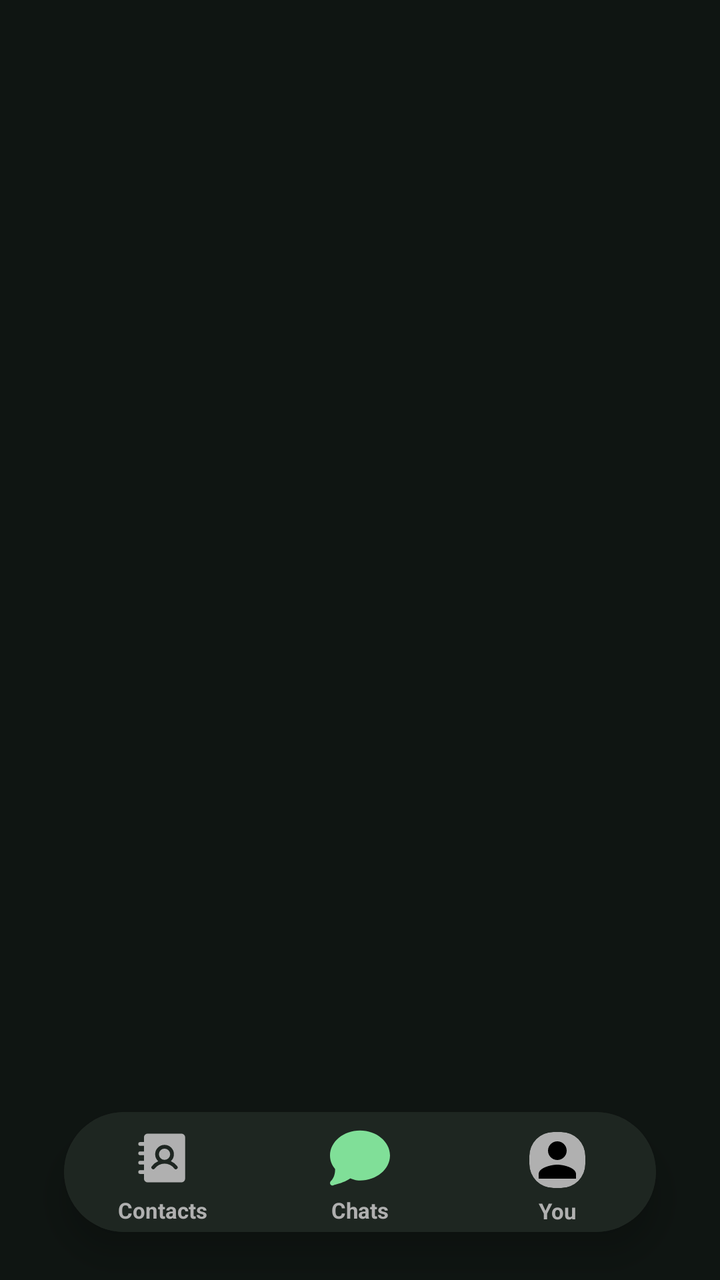
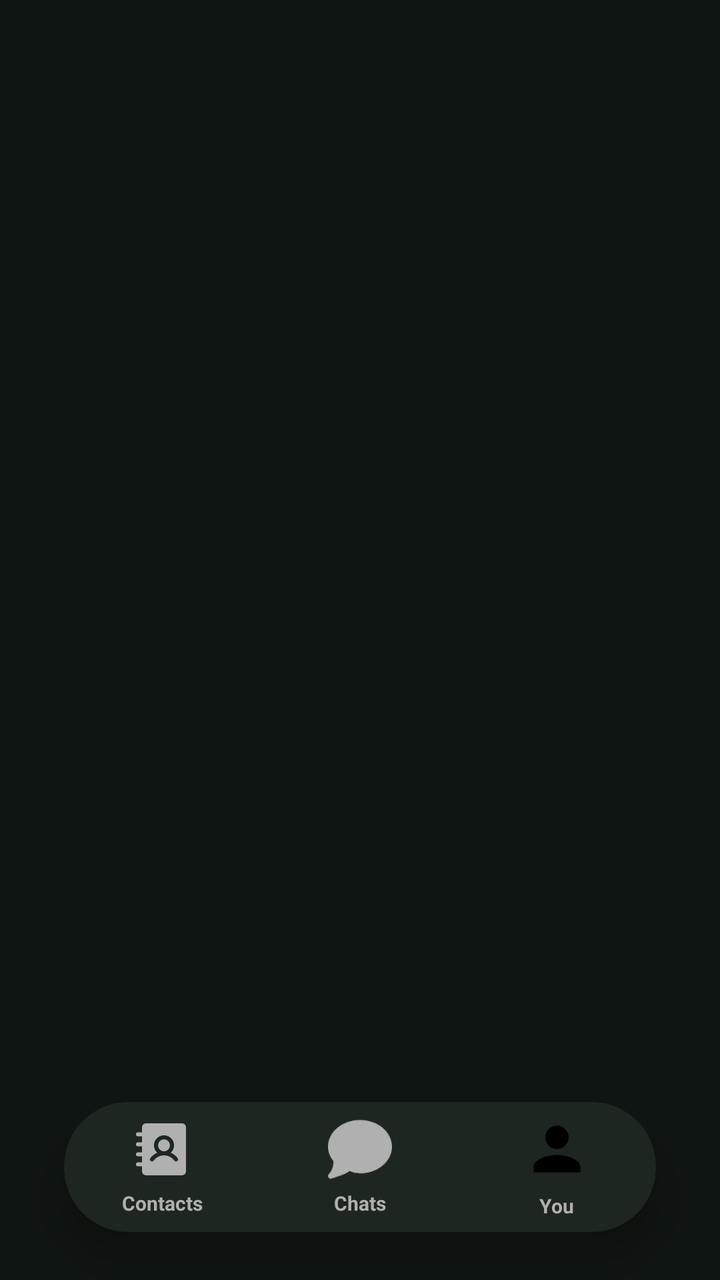

Before-and-after screenshots of an Android layout around one commit, followed by the original layout XML and the change that was made.
<!-- AndroidManifest.xml: application theme Theme.Gecko2chatapp -->
<!-- res/layout/main_activity.xml -->
<?xml version="1.0" encoding="utf-8"?>
<androidx.constraintlayout.widget.ConstraintLayout
    xmlns:android="http://schemas.android.com/apk/res/android"
    xmlns:app="http://schemas.android.com/apk/res-auto"
    xmlns:tools="http://schemas.android.com/tools"
    android:layout_width="match_parent"
    android:layout_height="match_parent"
    android:fitsSystemWindows="true"
    android:background="@color/background_dark">

    <androidx.fragment.app.FragmentContainerView
        android:id="@+id/fragmentContainer"
        android:layout_width="match_parent"
        android:layout_height="0dp"
        app:layout_constraintTop_toTopOf="parent"
        app:layout_constraintBottom_toBottomOf="parent"
        app:layout_constraintStart_toStartOf="parent"
        app:layout_constraintEnd_toEndOf="parent" />

    <androidx.cardview.widget.CardView
        android:id="@+id/bottomNavContainer"
        android:layout_width="match_parent"
        android:layout_height="60dp"
        android:layout_marginBottom="24dp"
        android:layout_marginHorizontal="32dp"
        app:cardCornerRadius="30dp"
        app:cardElevation="10dp"
        app:cardBackgroundColor="@color/surface_dark"
        app:layout_constraintBottom_toBottomOf="parent"
        app:layout_constraintStart_toStartOf="parent"
        app:layout_constraintEnd_toEndOf="parent">

        <LinearLayout
            android:layout_width="match_parent"
            android:layout_height="match_parent"
            android:orientation="horizontal"
            android:weightSum="3"
            android:background="@color/surface_dark">

            <TextView
                android:id="@+id/navContacts"
                android:layout_width="0dp"
                android:layout_height="match_parent"
                android:layout_weight="1"
                android:text="Contacts"
                android:gravity="center"
                android:textColor="@color/text_secondary"
                android:paddingTop="8dp"
                android:textSize="11sp"
                android:textStyle="bold"
                app:drawableTopCompat="@drawable/address_book_fill_svgrepo_com" />

            <TextView
                android:id="@+id/navChats"
                android:layout_width="0dp"
                android:layout_height="match_parent"
                android:layout_weight="1"
                android:text="Chats"
                android:gravity="center"
                android:paddingTop="8dp"
                android:textColor="@color/text_secondary"
                android:textStyle="bold"
                android:textSize="11sp"
                app:drawableTopCompat="@drawable/chat_speech_bubble_svgrepo_com" />

            <LinearLayout
                android:id="@+id/navProfile"
                android:layout_width="0dp"
                android:layout_height="match_parent"
                android:layout_weight="1"
                android:orientation="vertical"
                android:gravity="center"
                android:paddingTop="7dp">

                <com.google.android.material.card.MaterialCardView
                    android:id="@+id/cvProfileImage"
                    android:layout_width="28dp"
                    android:layout_height="28dp"

                    app:cardCornerRadius="12dp"
                    app:cardElevation="0dp"
                    app:cardBackgroundColor="@color/text_secondary"

                    app:strokeWidth="2dp"
                    app:strokeColor="@android:color/transparent">

                    <ImageView
                        android:id="@+id/imgProfileAvatar"
                        android:layout_width="match_parent"
                        android:layout_height="match_parent"
                        android:src="@drawable/person_icon"
                        android:scaleType="centerCrop"/>
                </com.google.android.material.card.MaterialCardView>

                <TextView
                    android:id="@+id/tvProfileText"
                    android:layout_width="wrap_content"
                    android:layout_height="wrap_content"
                    android:paddingTop="4dp"
                    android:text="You"
                    android:textSize="11sp"
                    android:textStyle="bold"
                    android:textColor="@color/text_secondary"/>
            </LinearLayout>

        </LinearLayout>
    </androidx.cardview.widget.CardView>

</androidx.constraintlayout.widget.ConstraintLayout>
<!-- resources referenced by this layout -->
<resources>
  <color name="background_dark">#0F1512</color>
  <color name="surface_dark">#1E2621</color>
  <color name="text_secondary">#B0B0B0</color>
  <!-- drawable address_book_fill_svgrepo_com (drawable) -->
  <vector xmlns:android="http://schemas.android.com/apk/res/android" android:height="30dp" android:viewportHeight="256" android:viewportWidth="256" android:width="30dp">
        
      <path android:fillColor="@color/text_secondary" android:pathData="M160,112a24,24 0,1 1,-24 -24A24.03,24.03 0,0 1,160 112ZM224,40L224,216a16.02,16.02 0,0 1,-16 16L64,232a16.02,16.02 0,0 1,-16 -16L48,196L32,196a8,8 0,0 1,0 -16L48,180L48,156L32,156a8,8 0,0 1,0 -16L48,140L48,116L32,116a8,8 0,0 1,0 -16L48,100L48,76L32,76a8,8 0,0 1,0 -16L48,60L48,40A16.02,16.02 0,0 1,64 24L208,24A16.02,16.02 0,0 1,224 40ZM190.4,163.19a67.81,67.81 0,0 0,-27.43 -21.68,40 40,0 1,0 -53.94,-0 67.81,67.81 0,0 0,-27.43 21.68,8 8,0 1,0 12.79,9.61 52.01,52.01 0,0 1,83.21 -0,8 8,0 1,0 12.79,-9.61Z"/>
      
  </vector>
  <!-- drawable chat_speech_bubble_svgrepo_com (drawable) -->
  <vector xmlns:android="http://schemas.android.com/apk/res/android" android:height="30dp" android:viewportHeight="512" android:viewportWidth="512" android:width="30dp">
        
      <path android:fillColor="@color/green_accent" android:pathData="M256,21.33c-141.16,0 -256,95.7 -256,213.33c0,41.64 14.16,79.38 43.28,115.16c0.79,16.81 -0.19,67.58 -37.03,104.43c-6.98,7 -8.28,17.86 -3.09,26.26c3.97,6.44 10.92,10.15 18.18,10.15c2.22,0 4.48,-0.34 6.68,-1.07c6.4,-2.11 13.82,-4.33 21.95,-6.76c34.3,-10.24 84.33,-25.17 123.67,-53.1c26.11,11.05 44.52,18.26 82.37,18.26c141.16,0 256,-95.7 256,-213.33S397.17,21.33 256,21.33z"/>
      
  </vector>
  <!-- drawable person_icon (drawable) -->
  <vector android:height="100dp" android:tint="#000000"
      android:viewportHeight="24" android:viewportWidth="24"
      android:width="100dp" xmlns:android="http://schemas.android.com/apk/res/android">
      <path android:fillColor="@android:color/white" android:pathData="M12,12c2.21,0 4,-1.79 4,-4s-1.79,-4 -4,-4 -4,1.79 -4,4 1.79,4 4,4zM12,14c-2.67,0 -8,1.34 -8,4v2h16v-2c0,-2.66 -5.33,-4 -8,-4z"/>
  </vector>
  <style name="Theme.Gecko2chatapp" parent="Theme.MaterialComponents.DayNight.NoActionBar">
          
          <item name="colorPrimary">@color/purple_500</item>
          <item name="colorPrimaryVariant">@color/purple_700</item>
          <item name="colorOnPrimary">@color/white</item>
          
          <item name="colorSecondary">@color/teal_200</item>
          <item name="colorSecondaryVariant">@color/teal_700</item>
          <item name="colorOnSecondary">@color/black</item>
          
          <item name="android:statusBarColor">@color/soft_green_start</item>
          
      </style>
  <color name="green_accent">#80DF98</color>
  <color name="purple_500">#FF6200EE</color>
  <color name="purple_700">#FF3700B3</color>
  <color name="white">#FFFFFFFF</color>
  <color name="teal_200">#FF03DAC5</color>
  <color name="teal_700">#FF018786</color>
  <color name="black">#FF000000</color>
  <color name="soft_green_start">#83D475</color>
</resources>

<!-- the commit's change to res/layout/main_activity.xml (unified diff, before → after) -->
@@ -12,19 +12,22 @@
         android:id="@+id/fragmentContainer"
         android:layout_width="match_parent"
         android:layout_height="0dp"
+        app:layout_constraintBottom_toBottomOf="parent"
+        app:layout_constraintEnd_toEndOf="parent"
+        app:layout_constraintHorizontal_bias="0.0"
+        app:layout_constraintStart_toStartOf="parent"
         app:layout_constraintTop_toTopOf="parent"
-        app:layout_constraintBottom_toBottomOf="parent"
-        app:layout_constraintStart_toStartOf="parent"
-        app:layout_constraintEnd_toEndOf="parent" />
+        app:layout_constraintVertical_bias="0.0" />
 
-    <androidx.cardview.widget.CardView
+    <com.google.android.material.card.MaterialCardView
         android:id="@+id/bottomNavContainer"
         android:layout_width="match_parent"
-        android:layout_height="60dp"
+        android:layout_height="65dp"
         android:layout_marginBottom="24dp"
         android:layout_marginHorizontal="32dp"
-        app:cardCornerRadius="30dp"
-        app:cardElevation="10dp"
+        app:cardCornerRadius="32dp"
+        app:cardElevation="12dp"
+        app:strokeWidth="0dp"
         app:cardBackgroundColor="@color/surface_dark"
         app:layout_constraintBottom_toBottomOf="parent"
         app:layout_constraintStart_toStartOf="parent"
@@ -35,75 +38,124 @@
             android:layout_height="match_parent"
             android:orientation="horizontal"
             android:weightSum="3"
-            android:background="@color/surface_dark">
+            android:baselineAligned="false">
 
-            <TextView
+            <FrameLayout
                 android:id="@+id/navContacts"
                 android:layout_width="0dp"
                 android:layout_height="match_parent"
                 android:layout_weight="1"
-                android:text="Contacts"
-                android:gravity="center"
-                android:textColor="@color/text_secondary"
-                android:paddingTop="8dp"
-                android:textSize="11sp"
-                android:textStyle="bold"
-                app:drawableTopCompat="@drawable/address_book_fill_svgrepo_com" />
+                android:clickable="true"
+                android:focusable="true"
+                android:background="?attr/selectableItemBackgroundBorderless">
 
-            <TextView
+                <LinearLayout
+                    android:layout_width="wrap_content"
+                    android:layout_height="wrap_content"
+                    android:layout_gravity="center"
+                    android:gravity="center"
+                    android:orientation="vertical">
+
+                    <ImageView
+                        android:id="@+id/iconContacts"
+                        android:layout_width="32dp"
+                        android:layout_height="32dp"
+                        android:src="@drawable/address_book_fill_svgrepo_com"
+                        app:tint="@color/text_secondary"/>
+
+                    <TextView
+                        android:id="@+id/tvContacts"
+                        android:layout_width="wrap_content"
+                        android:layout_height="wrap_content"
+                        android:layout_marginTop="4dp"
+                        android:text="Contacts"
+                        android:textColor="@color/text_secondary"
+                        android:textSize="10sp"
+                        android:textStyle="bold" />
+                </LinearLayout>
+            </FrameLayout>
+
+            <FrameLayout
                 android:id="@+id/navChats"
                 android:layout_width="0dp"
                 android:layout_height="match_parent"
                 android:layout_weight="1"
-                android:text="Chats"
-                android:gravity="center"
-                android:paddingTop="8dp"
-                android:textColor="@color/text_secondary"
-                android:textStyle="bold"
-                android:textSize="11sp"
-                app:drawableTopCompat="@drawable/chat_speech_bubble_svgrepo_com" />
+                android:clickable="true"
+                android:focusable="true"
+                android:background="?attr/selectableItemBackgroundBorderless">
 
-            <LinearLayout
+                <LinearLayout
+                    android:layout_width="wrap_content"
+                    android:layout_height="wrap_content"
+                    android:layout_gravity="center"
+                    android:gravity="center"
+                    android:orientation="vertical">
+
+                    <ImageView
+                        android:id="@+id/iconChats"
+                        android:layout_width="32dp"
+                        android:layout_height="32dp"
+                        android:src="@drawable/chat_speech_bubble_svgrepo_com"
+                        app:tint="@color/text_secondary"/>
+
+                    <TextView
+                        android:id="@+id/tvChats"
+                        android:layout_width="wrap_content"
+                        android:layout_height="wrap_content"
+                        android:layout_marginTop="4dp"
+                        android:text="Chats"
+                        android:textColor="@color/text_secondary"
+                        android:textSize="10sp"
+                        android:textStyle="bold" />
+                </LinearLayout>
+            </FrameLayout>
+
+            <FrameLayout
                 android:id="@+id/navProfile"
                 android:layout_width="0dp"
                 android:layout_height="match_parent"
                 android:layout_weight="1"
-                android:orientation="vertical"
-                android:gravity="center"
-                android:paddingTop="7dp">
+                android:clickable="true"
+                android:focusable="true"
+                android:background="?attr/selectableItemBackgroundBorderless">
 
-                <com.google.android.material.card.MaterialCardView
-                    android:id="@+id/cvProfileImage"
-                    android:layout_width="28dp"
-                    android:layout_height="28dp"
-
-                    app:cardCornerRadius="12dp"
-                    app:cardElevation="0dp"
-                    app:cardBackgroundColor="@color/text_secondary"
-
-                    app:strokeWidth="2dp"
-                    app:strokeColor="@android:color/transparent">
-
-                    <ImageView
-                        android:id="@+id/imgProfileAvatar"
-                        android:layout_width="match_parent"
-                        android:layout_height="match_parent"
-                        android:src="@drawable/person_icon"
-                        android:scaleType="centerCrop"/>
-                </com.google.android.material.card.MaterialCardView>
-
-                <TextView
-                    android:id="@+id/tvProfileText"
+                <LinearLayout
                     android:layout_width="wrap_content"
                     android:layout_height="wrap_content"
-                    android:paddingTop="4dp"
-                    android:text="You"
-                    android:textSize="11sp"
-                    android:textStyle="bold"
-                    android:textColor="@color/text_secondary"/>
-            </LinearLayout>
+                    android:layout_gravity="center"
+                    android:gravity="center"
+                    android:orientation="vertical">
+
+                    <com.google.android.material.card.MaterialCardView
+                        android:layout_width="35dp"
+                        android:layout_height="35dp"
+                        app:cardCornerRadius="12dp"
+                        app:cardElevation="0dp"
+                        app:cardBackgroundColor="@android:color/transparent"
+                        app:strokeWidth="0dp">
+
+                        <ImageView
+                            android:id="@+id/imgProfileAvatar"
+                            android:layout_width="match_parent"
+                            android:layout_height="match_parent"
+                            android:src="@drawable/person_icon"
+                            android:scaleType="centerCrop"/>
+
+                    </com.google.android.material.card.MaterialCardView>
+
+                    <TextView
+                        android:id="@+id/tvProfileText"
+                        android:layout_width="wrap_content"
+                        android:layout_height="wrap_content"
+                        android:layout_marginTop="4dp"
+                        android:text="You"
+                        android:textSize="10sp"
+                        android:textStyle="bold"
+                        android:textColor="@color/text_secondary"/>
+                </LinearLayout>
+            </FrameLayout>
 
         </LinearLayout>
-    </androidx.cardview.widget.CardView>
+    </com.google.android.material.card.MaterialCardView>
 
 </androidx.constraintlayout.widget.ConstraintLayout>
